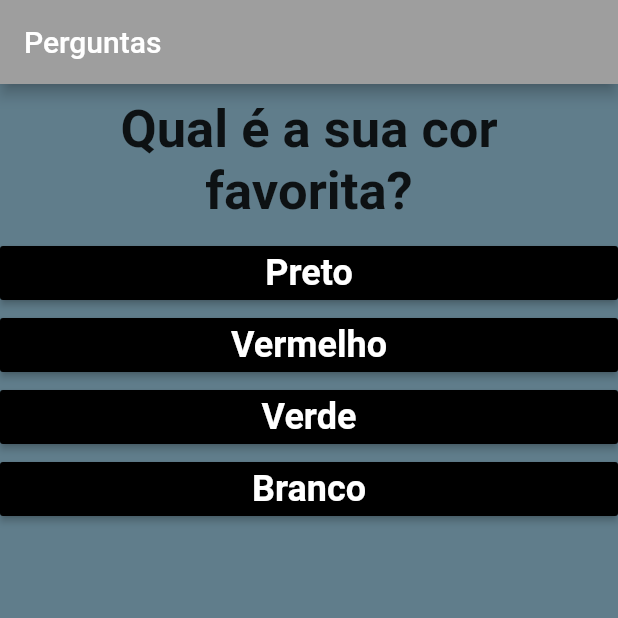
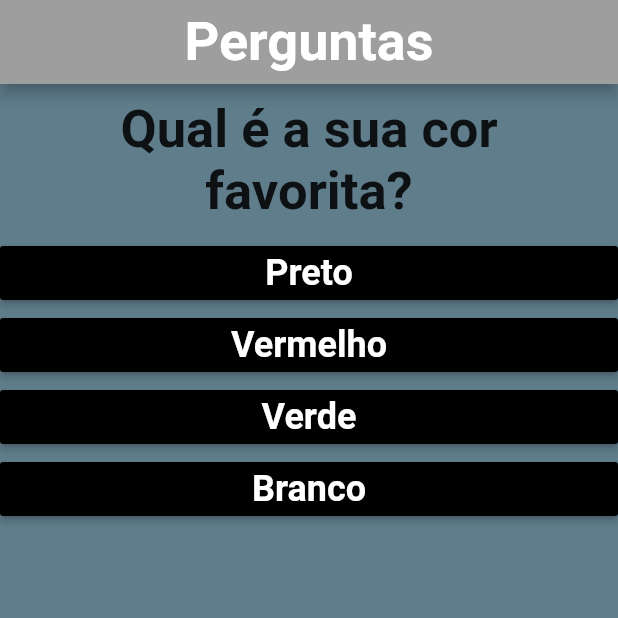
Before and after one commit to richardpeccin/flutter_quiz, a Flutter app: the screen it shows after launch, on a phone screen of 412 x 824 dp, the top half of it. Run offline on Flutter 3.47's test engine with Material 2 defaults, Android fonts, the phone set to English and light mode, and no system bars.

Commit message:
mais estilização.

```diff
--- a/projeto_perguntas/lib/main.dart
+++ b/projeto_perguntas/lib/main.dart
@@ -67,7 +67,11 @@ class _PerguntaAppState extends State<PerguntaApp> {
       backgroundColor: Colors.blueGrey,
       appBar: AppBar(
         backgroundColor: Colors.grey,
-        title: Text('Perguntas'),
+        centerTitle: true,
+        title: Text(
+          'Perguntas',
+          style: TextStyle(fontSize: 36, fontWeight: FontWeight.bold),
+        ),
       ),
       body: temPerguntaSelecionada
           ? Questionario(
```
